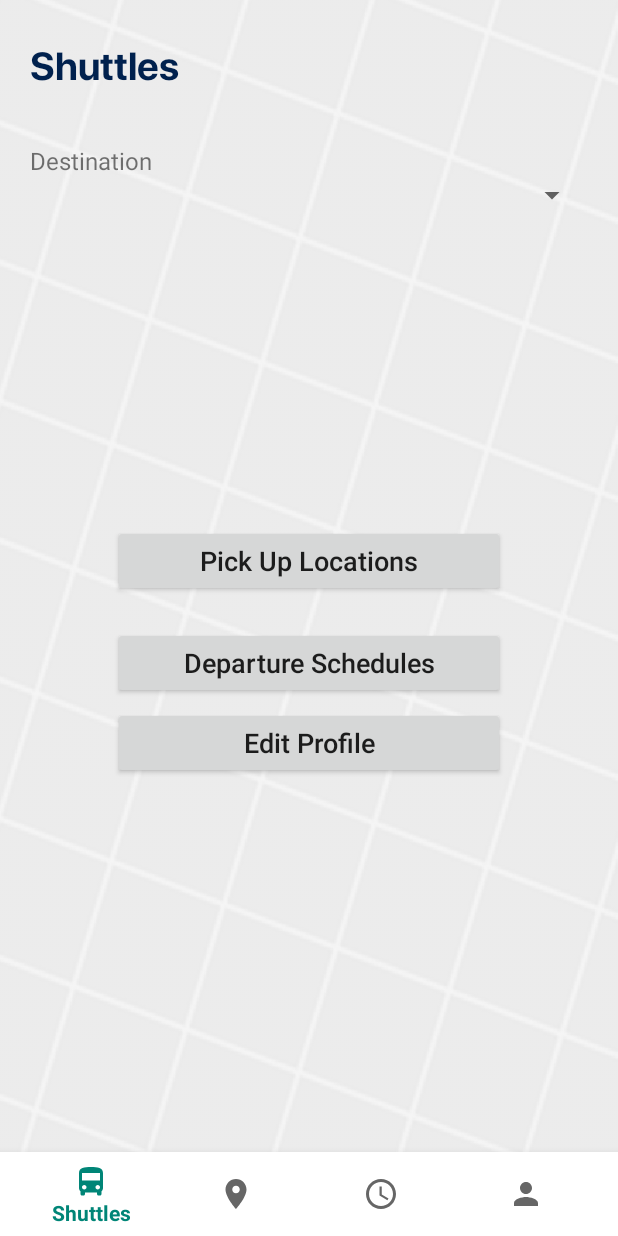
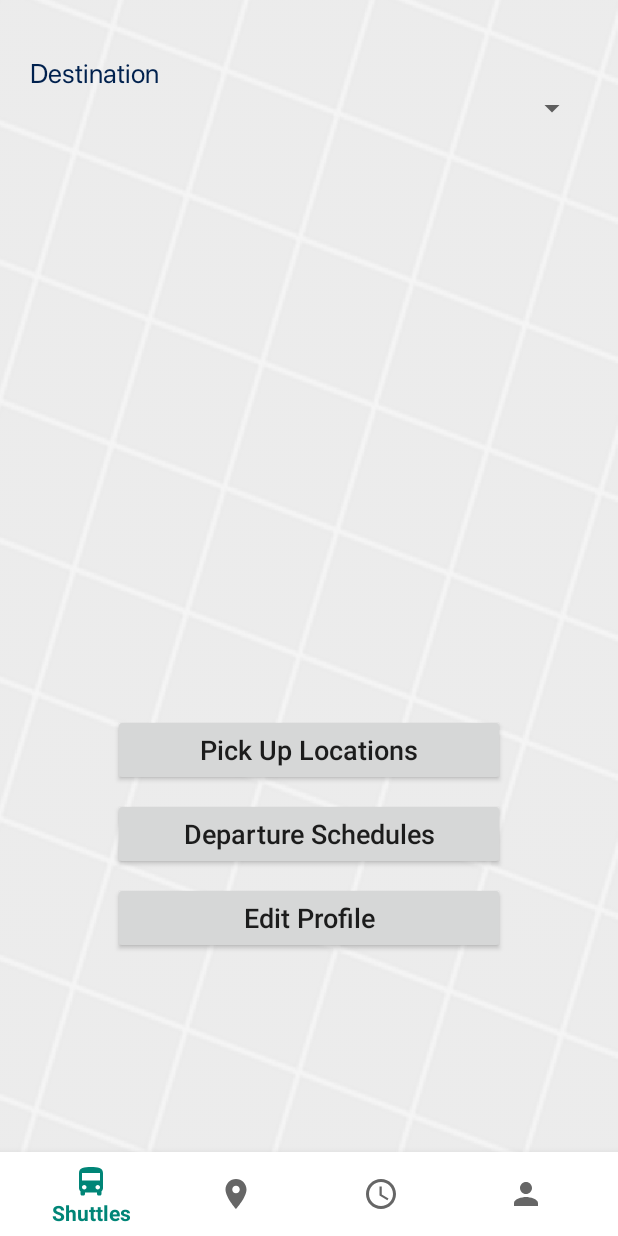
Before and after one commit to sypatricia/ReservApp, an Android app: the MainActivity screen opened directly, with no data from a screen before it, on a phone screen of 412 x 824 dp. Run offline under Robolectric (Android 15) with nearby library versions, the phone set to English and light mode, and no system bars; our stand-ins replace Firebase (no records; nobody signed in at launch, a user with empty details on screens opened directly); libraries missing offline, so code that uses them is left out: com.firebase.ui; 4 statements that could not run were skipped.

Commit message:
various UI changes (main/scheds/reservation)

```diff
--- a/app/src/main/res/layout/activity_main.xml
+++ b/app/src/main/res/layout/activity_main.xml
@@ -18,20 +18,12 @@
         <TextView
             android:layout_width="wrap_content"
             android:layout_height="wrap_content"
-            android:fontFamily="@font/bold"
-            android:text="Shuttles"
-            android:textSize="26dp"
+            android:text="Destination"
+            android:fontFamily="@font/regular"
             android:textColor="@color/mclblue"
-            android:layout_marginBottom="25dp"
-            android:layout_marginLeft="20dp" />
-
-        <TextView
-            android:layout_width="wrap_content"
-            android:layout_height="wrap_content"
-            android:text="Destination"
             android:layout_marginLeft="20dp"
             android:layout_marginTop="10dp"
-            android:textSize="16dp" />
+            android:textSize="18dp" />
 
         <Spinner
             android:id="@+id/spnDestination"
@@ -47,6 +39,7 @@
             android:layout_marginLeft="20dp"
             android:layout_marginRight="20dp"
             android:layout_marginBottom="20dp"
+            android:layout_marginTop="20dp"
             android:background="@color/cardview_light_background"
             app:cardCornerRadius="8dp">
 
@@ -69,44 +62,43 @@
             android:layout_width="0dp"
             android:layout_height="wrap_content"
             android:layout_marginStart="75dp"
+            android:layout_marginTop="352dp"
             android:layout_marginEnd="75dp"
-            android:layout_marginBottom="20dp"
             android:text="Pick Up Locations"
             android:textAllCaps="false"
             android:textSize="18dp"
-            app:layout_constraintBottom_toTopOf="@+id/btnSchedules"
             app:layout_constraintEnd_toEndOf="parent"
             app:layout_constraintHorizontal_bias="0.0"
-            app:layout_constraintStart_toStartOf="parent" />
+            app:layout_constraintStart_toStartOf="parent"
+            app:layout_constraintTop_toTopOf="parent" />
 
         <Button
             android:id="@+id/btnSchedules"
             android:layout_width="0dp"
             android:layout_height="wrap_content"
             android:layout_marginStart="75dp"
-            android:layout_marginTop="256dp"
+            android:layout_marginTop="8dp"
             android:layout_marginEnd="75dp"
             android:text="Departure Schedules"
             android:textAllCaps="false"
             android:textSize="18dp"
             app:layout_constraintEnd_toEndOf="parent"
-            app:layout_constraintHorizontal_bias="1.0"
+            app:layout_constraintHorizontal_bias="0.0"
             app:layout_constraintStart_toStartOf="parent"
-            app:layout_constraintTop_toTopOf="parent" />
+            app:layout_constraintTop_toBottomOf="@+id/btnPickUps" />
 
         <Button
             android:id="@+id/btnEditAccount"
             android:layout_width="0dp"
             android:layout_height="wrap_content"
             android:layout_marginStart="75dp"
-            android:layout_marginLeft="75dp"
-            android:layout_marginTop="5dp"
+            android:layout_marginTop="8dp"
             android:layout_marginEnd="75dp"
-            android:layout_marginRight="75dp"
             android:text="Edit Profile"
             android:textAllCaps="false"
             android:textSize="18dp"
             app:layout_constraintEnd_toEndOf="parent"
+            app:layout_constraintHorizontal_bias="0.0"
             app:layout_constraintStart_toStartOf="parent"
             app:layout_constraintTop_toBottomOf="@+id/btnSchedules" />
 
--- a/app/src/main/res/layout/activity_schedules.xml
+++ b/app/src/main/res/layout/activity_schedules.xml
@@ -18,6 +18,8 @@
             android:layout_width="wrap_content"
             android:layout_height="wrap_content"
             android:text="Departure Schedules"
+            android:fontFamily="@font/bold"
+            android:textColor="@color/mclblue"
             android:layout_marginBottom="25dp"
             android:layout_marginLeft="20dp"
             android:textSize="24dp" />
--- a/app/src/main/res/layout/list_item_schedule.xml
+++ b/app/src/main/res/layout/list_item_schedule.xml
@@ -4,8 +4,8 @@
     android:layout_width="match_parent"
     android:layout_height="match_parent"
     android:orientation="vertical"
-    android:paddingTop="5dp"
-    android:paddingBottom="5dp" >
+    android:paddingTop="15dp"
+    android:paddingBottom="15dp" >
 
     <TextView
         android:id="@+id/txtTime"
@@ -13,6 +13,7 @@
         android:layout_height="wrap_content"
         android:text="TextView"
         android:textSize="20dp"
+        android:fontFamily="@font/regular"
         android:layout_marginLeft="20dp"/>
 
 </LinearLayout>
--- a/app/src/main/res/layout/spinner_item_destination.xml
+++ b/app/src/main/res/layout/spinner_item_destination.xml
@@ -12,6 +12,7 @@
         android:layout_width="match_parent"
         android:layout_height="wrap_content"
         android:text=""
+        android:fontFamily="@font/regular"
         android:textSize="20dp"
         android:layout_marginLeft="18dp"
         android:layout_marginBottom="5dp"/>
```
Also changed, not shown: app/src/main/java/com/example/reservationapp/ShuttleActivity.java (+1 -12 lines), app/src/main/res/layout/activity_shuttle.xml (+11 -11 lines), app/src/main/res/layout/list_item_shuttle.xml (+6 -2 lines), app/src/main/res/drawable-hdpi/loginbg.png, app/src/main/res/drawable-ldpi/loginbg.png, app/src/main/res/drawable-mdpi/loginbg.png, app/src/main/res/drawable-xhdpi/loginbg.png, app/src/main/res/drawable-xxhdpi/loginbg.png, app/src/main/res/drawable-xxxhdpi/loginbg.png.
